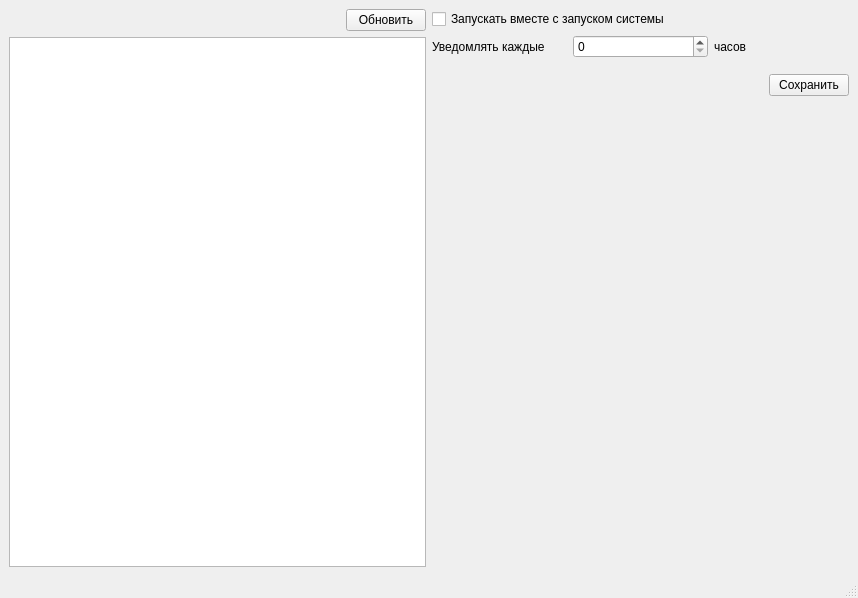
Before: the Qt Designer form ui/mainwindow.ui in OmarSyba/MPEI-Actualochka, drawn with Qt 5.
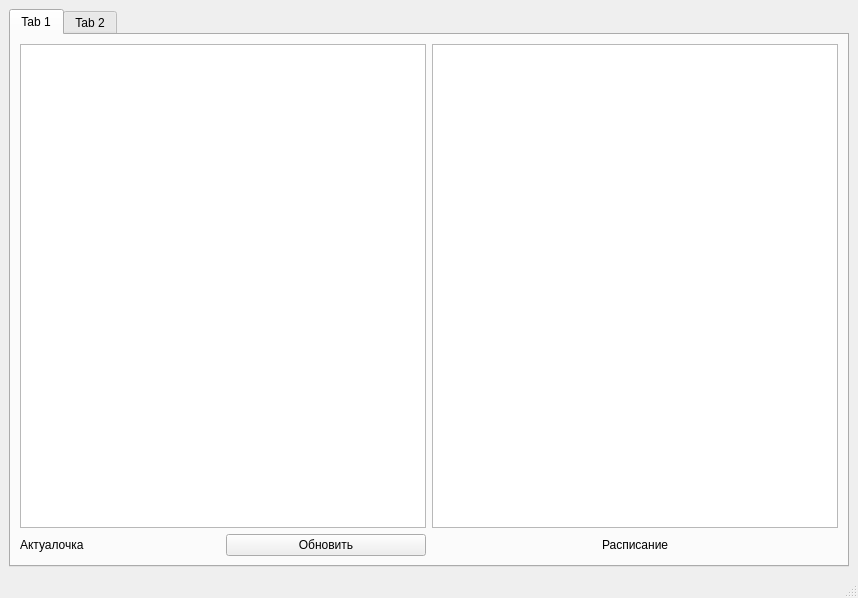
After: the same form once the commit is applied. The open tabs and pages were chosen to show the change.

What changed in the file:
```diff
--- a/ui/mainwindow.ui
+++ b/ui/mainwindow.ui
@@ -15,8 +15,38 @@
   </property>
   <widget class="QWidget" name="centralwidget">
    <layout class="QGridLayout" name="gridLayout">
-    <item row="0" column="0">
-     <layout class="QHBoxLayout" name="horizontalLayout_5">
+    <item row="0" column="1">
+     <widget class="QTabWidget" name="tabWidget">
+      <property name="currentIndex">
+       <number>1</number>
+      </property>
+      <widget class="QWidget" name="tab">
+       <attribute name="title">
+        <string>Tab 1</string>
+       </attribute>
+       <layout class="QGridLayout" name="gridLayout_2">
+        <item row="1" column="1">
+         <layout class="QHBoxLayout" name="horizontalLayout_2">
+          <item>
+           <spacer name="horizontalSpacer">
+            <property name="orientation">
+             <enum>Qt::Horizontal</enum>
+            </property>
+            <property name="sizeHint" stdset="0">
+             <size>
+              <width>40</width>
+              <height>20</height>
+             </size>
+            </property>
+           </spacer>
+          </item>
+          <item>
+           <widget class="QLabel" name="label_4">
+            <property name="text">
+             <string>Расписание</string>
+            </property>
+           </widget>
+          </item>
       <item>
        <spacer name="horizontalSpacer_2">
         <property name="orientation">
@@ -30,6 +60,17 @@
         </property>
        </spacer>
       </item>
+         </layout>
+        </item>
+        <item row="1" column="0">
+         <layout class="QHBoxLayout" name="horizontalLayout">
+          <item>
+           <widget class="QLabel" name="label">
+            <property name="text">
+             <string>Актуалочка</string>
+            </property>
+           </widget>
+          </item>
       <item>
        <widget class="QPushButton" name="UpdateButton">
         <property name="text">
@@ -39,12 +80,21 @@
       </item>
      </layout>
     </item>
-    <item row="0" column="1" rowspan="2">
-     <layout class="QVBoxLayout" name="verticalLayout_3">
-      <item>
-       <layout class="QVBoxLayout" name="verticalLayout_2">
-        <item>
-         <layout class="QHBoxLayout" name="horizontalLayout_3">
+        <item row="0" column="0">
+         <widget class="QTextEdit" name="textEdit"/>
+        </item>
+        <item row="0" column="1">
+         <widget class="QTextEdit" name="textEditShedule"/>
+        </item>
+       </layout>
+      </widget>
+      <widget class="QWidget" name="tab_2">
+       <attribute name="title">
+        <string>Tab 2</string>
+       </attribute>
+       <layout class="QGridLayout" name="gridLayout_3">
+        <item row="0" column="0">
+         <layout class="QVBoxLayout" name="verticalLayout">
           <item>
            <widget class="QCheckBox" name="checkBox">
             <property name="text">
@@ -52,12 +102,8 @@
             </property>
            </widget>
           </item>
-         </layout>
-        </item>
         <item>
-         <layout class="QVBoxLayout" name="verticalLayout">
-          <item>
-           <layout class="QHBoxLayout" name="horizontalLayout">
+           <layout class="QHBoxLayout" name="horizontalLayout_3">
             <item>
              <widget class="QLabel" name="label_2">
               <property name="text">
@@ -67,6 +113,9 @@
             </item>
             <item>
              <widget class="QSpinBox" name="spinBox">
+              <property name="minimum">
+               <number>1</number>
+              </property>
               <property name="maximum">
                <number>9999</number>
               </property>
@@ -79,28 +128,27 @@
               </property>
              </widget>
             </item>
-           </layout>
-          </item>
           <item>
-           <spacer name="verticalSpacer_2">
+             <spacer name="horizontalSpacer_4">
             <property name="orientation">
-             <enum>Qt::Vertical</enum>
-            </property>
-            <property name="sizeType">
-             <enum>QSizePolicy::Preferred</enum>
+               <enum>Qt::Horizontal</enum>
             </property>
             <property name="sizeHint" stdset="0">
              <size>
-              <width>20</width>
-              <height>10</height>
+                <width>40</width>
+                <height>20</height>
              </size>
             </property>
            </spacer>
           </item>
+           </layout>
+          </item>
+         </layout>
+        </item>
+        <item row="2" column="0">
+         <layout class="QHBoxLayout" name="horizontalLayout_5">
           <item>
-           <layout class="QHBoxLayout" name="horizontalLayout_2">
-            <item>
-             <spacer name="horizontalSpacer">
+           <spacer name="horizontalSpacer_3">
               <property name="orientation">
                <enum>Qt::Horizontal</enum>
               </property>
@@ -121,13 +169,7 @@
             </item>
            </layout>
           </item>
-         </layout>
-        </item>
-       </layout>
-      </item>
-      <item>
-       <layout class="QHBoxLayout" name="horizontalLayout_4">
-        <item>
+        <item row="1" column="0">
          <spacer name="verticalSpacer">
           <property name="orientation">
            <enum>Qt::Vertical</enum>
@@ -141,11 +183,8 @@
          </spacer>
         </item>
        </layout>
-      </item>
-     </layout>
-    </item>
-    <item row="1" column="0">
-     <widget class="QTextEdit" name="textEdit"/>
+      </widget>
+     </widget>
     </item>
    </layout>
   </widget>
```
Lines whose indentation alone changed are shown as unchanged.
